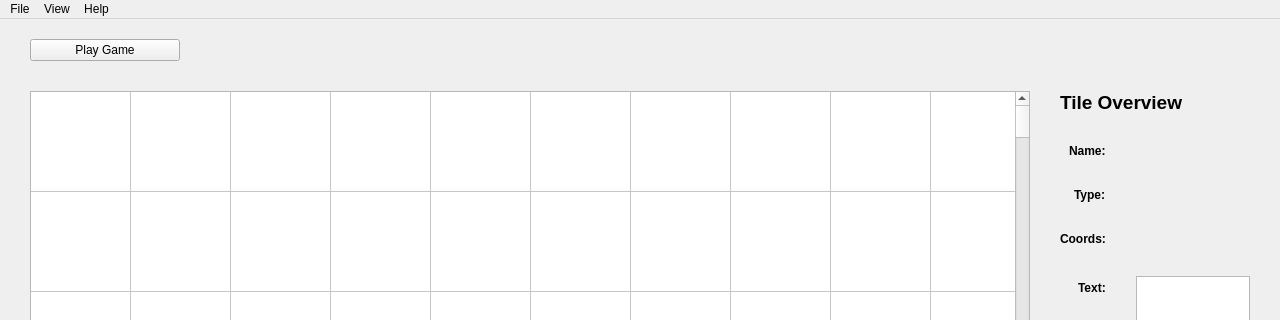
Before: the Qt Designer form UI_Layouts/mainMenuForm.ui in 20dj-kws-sdd/tbrpggepp, drawn with Qt 5; both pictures show x 0 to 1280 and y 0 to 320 of the 1280 by 720 pixel window.
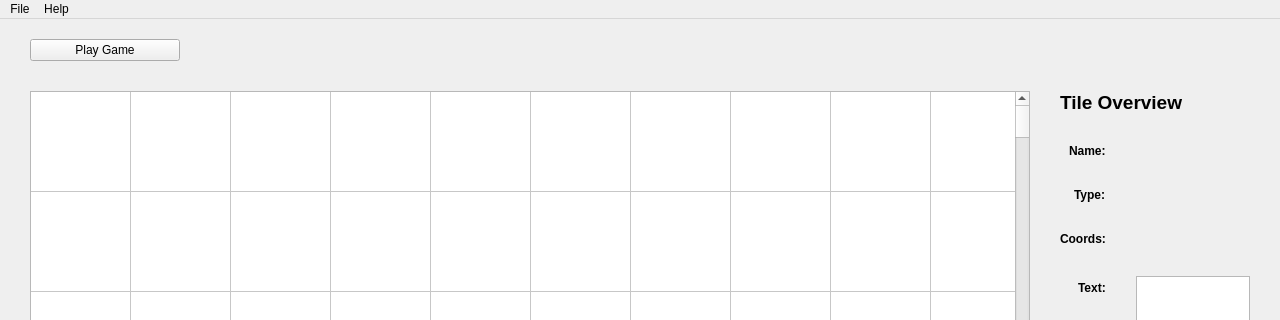
After: the same form once the commit is applied.

Commit message: minor bug fix and remove 'view' from UI menu

What changed in the file:
```diff
--- a/UI_Layouts/mainMenuForm.ui
+++ b/UI_Layouts/mainMenuForm.ui
@@ -474,18 +474,12 @@
     <addaction name="actionOpen_File"/>
     <addaction name="actionExit"/>
    </widget>
-   <widget class="QMenu" name="menuView">
-    <property name="title">
-     <string>View</string>
-    </property>
-   </widget>
    <widget class="QMenu" name="menuHelp">
     <property name="title">
      <string>Help</string>
     </property>
    </widget>
    <addaction name="menuFile"/>
-   <addaction name="menuView"/>
    <addaction name="menuHelp"/>
   </widget>
   <action name="actionOpen_File">
```
The commit also changes 7 other files.
